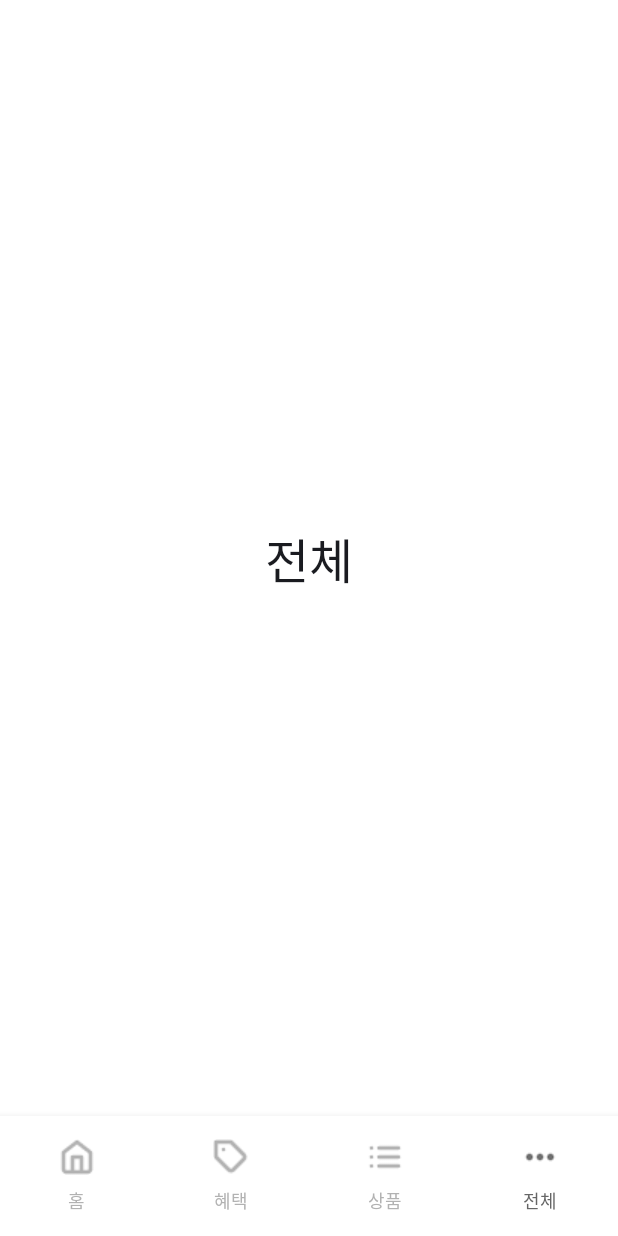
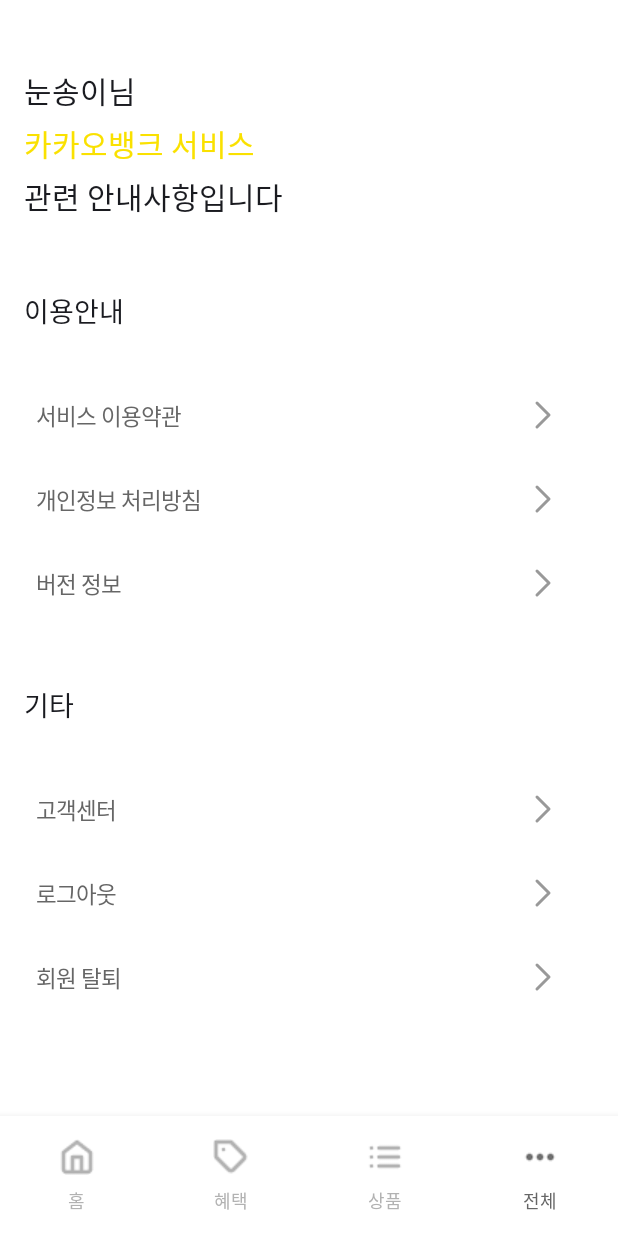
Before and after one commit to GDG-24-25-KAKAOBANK-Android/GDG-Team2, an Android app built with Jetpack Compose: the MoreScreen screen opened through its navigation route, on a phone screen of 412 x 824 dp. Run offline under Robolectric (Android 15) with nearby library versions, the phone set to English and light mode, and no system bars; Roboto replaces fonts that are not available here.

Commit message:
[Feat] 전체 화면 구현

```diff
--- a/app/src/main/java/com/gdg/kakaobank/presentation/MainActivity.kt
+++ b/app/src/main/java/com/gdg/kakaobank/presentation/MainActivity.kt
@@ -1,5 +1,6 @@
 package com.gdg.kakaobank.presentation
 
+import MoreScreen
 import android.os.Bundle
 import android.os.Handler
 import android.os.Looper
@@ -52,6 +53,7 @@ class MainActivity : ComponentActivity() {
         }
     }
 }
+
 @Composable
 fun MainScreen() {
     val items: List<KakaoNav> = listOf(
--- a/app/src/main/java/com/gdg/kakaobank/presentation/MoreScreen.kt
+++ b/app/src/main/java/com/gdg/kakaobank/presentation/MoreScreen.kt
@@ -1,25 +1,124 @@
-package com.gdg.kakaobank.presentation
-
+import androidx.compose.foundation.Image
 import androidx.compose.foundation.background
-import androidx.compose.foundation.layout.Arrangement
-import androidx.compose.foundation.layout.Column
+import androidx.compose.foundation.clickable
+import androidx.compose.foundation.layout.*
+import androidx.compose.material3.AlertDialog
+import androidx.compose.material3.Button
+import androidx.compose.material3.ButtonDefaults
 import androidx.compose.material3.Text
-import androidx.compose.runtime.Composable
+import androidx.compose.runtime.*
 import androidx.compose.ui.Alignment
 import androidx.compose.ui.Modifier
-import androidx.compose.foundation.layout.fillMaxSize
-import com.gdg.kakaobank.ui.theme.H1_B
-import com.gdg.kakaobank.ui.theme.White
+import androidx.compose.ui.res.painterResource
+import androidx.compose.ui.text.style.TextAlign
+import androidx.compose.ui.tooling.preview.Preview
+import androidx.compose.ui.unit.dp
+import com.gdg.kakaobank.R
+import com.gdg.kakaobank.ui.theme.*
+import androidx.compose.ui.window.DialogProperties
+import androidx.compose.foundation.shape.RoundedCornerShape
+import android.widget.Toast
+import androidx.compose.ui.platform.LocalContext
 
 @Composable
 fun MoreScreen() {
+    val moreInfoList1 = listOf("서비스 이용약관", "개인정보 처리방침", "버전 정보")
+    val moreInfoList2 = listOf("고객센터", "로그아웃", "회원 탈퇴")
+    var showDialog by remember { mutableStateOf(false) }
+    val context = LocalContext.current
+
     Column(
         modifier = Modifier
             .fillMaxSize()
-            .background(White),
-        horizontalAlignment = Alignment.CenterHorizontally,
-        verticalArrangement = Arrangement.Center,
+            .background(White)
+            .padding(top = 45.dp, start = 16.dp, end = 30.dp),
+        verticalArrangement = Arrangement.spacedBy(16.dp)
     ) {
-        Text("전체", style = H1_B)
+        Column(
+            modifier = Modifier
+                .fillMaxWidth(),
+            verticalArrangement = Arrangement.spacedBy(5.dp) //줄간격 속성
+        ) {
+            Text("눈송이님", style = H5_B)
+            Text("카카오뱅크 서비스", style = H5_B, color = Main_Yellow)
+            Text("관련 안내사항입니다", style = H5_B)
+        }
+        Spacer(modifier = Modifier.height(16.dp))
+        Text("이용안내", style = H6_SB)
+        Spacer(modifier = Modifier.height(4.dp))
+        moreInfoList1.forEach { info ->
+            MoreInfo(text = info)
+        }
+        Spacer(modifier = Modifier.height(16.dp))
+        Text("기타", style = H6_SB)
+        Spacer(modifier = Modifier.height(4.dp))
+        //회원 탈퇴만 팝업 알림 뜨도록 설정
+        moreInfoList2.forEach { info ->
+            if (info == "회원 탈퇴") {
+                MoreInfo(text = info, onClick = { showDialog = true })
+            } else {
+                MoreInfo(text = info)
+            }
+        }
+    }
+
+    if (showDialog) {
+        AlertDialog(
+            onDismissRequest = { showDialog = false },
+            text = {
+                Text(
+                    "회원 탈퇴 하시겠습니까?",
+                    style = H5_SB,
+                    textAlign = TextAlign.Center,
+                    modifier = Modifier.fillMaxWidth()
+                        .padding(16.dp, 30.dp, 16.dp, 10.dp)
+                )
+            },
+            confirmButton = {
+                Row(
+                    modifier = Modifier.fillMaxWidth(),
+                    horizontalArrangement = Arrangement.SpaceEvenly
+                ) {
+                    Button(
+                        colors = ButtonDefaults.buttonColors(containerColor = Gray, contentColor = White),
+                        onClick = {
+                            showDialog = false
+                        },
+                        modifier = Modifier.size(width = 110.dp, height = 45.dp)
+                    ) {
+                        Text("취소", style = H7_B)
+                    }
+                    Button(
+                        colors = ButtonDefaults.buttonColors(containerColor = Main_Yellow, contentColor = Black),
+                        onClick = { showDialog = false
+                            Toast.makeText(context, "회원 탈퇴 되었습니다", Toast.LENGTH_SHORT).show()
+                        },
+                        modifier = Modifier.size(width = 110.dp, height = 45.dp)
+                    ) {
+                        Text("회원 탈퇴", style = H7_B)
+                    }
+                }
+            },
+            properties = DialogProperties(usePlatformDefaultWidth = false),
+            containerColor = Light_Gray,
+            shape = RoundedCornerShape(16.dp),
+            modifier = Modifier.size(width = 280.dp, height = 180.dp)
+        )
     }
 }
+
+@Composable
+fun MoreInfo(text: String, onClick: () -> Unit = {}) {
+    Row(
+        modifier = Modifier
+            .fillMaxWidth()
+            .background(White)
+            .padding(8.dp)
+            .clickable(onClick = onClick),
+        verticalAlignment = Alignment.CenterVertically,
+        horizontalArrangement = Arrangement.SpaceBetween,
+    ) {
+        Text(text, style = B1_SB, color = Dark_Gray)
+        Image(painter = painterResource(id = R.drawable.icn_next), contentDescription = null)
+    }
+}
--- /dev/null
+++ b/app/src/main/res/drawable/icn_next.xml
@@ -0,0 +1,13 @@
+<vector xmlns:android="http://schemas.android.com/apk/res/android"
+    android:width="24dp"
+    android:height="24dp"
+    android:viewportWidth="24"
+    android:viewportHeight="24">
+  <path
+      android:pathData="M8,20L16,12L8,4"
+      android:strokeLineJoin="round"
+      android:strokeWidth="2"
+      android:fillColor="#00000000"
+      android:strokeColor="#999999"
+      android:strokeLineCap="round"/>
+</vector>
```
